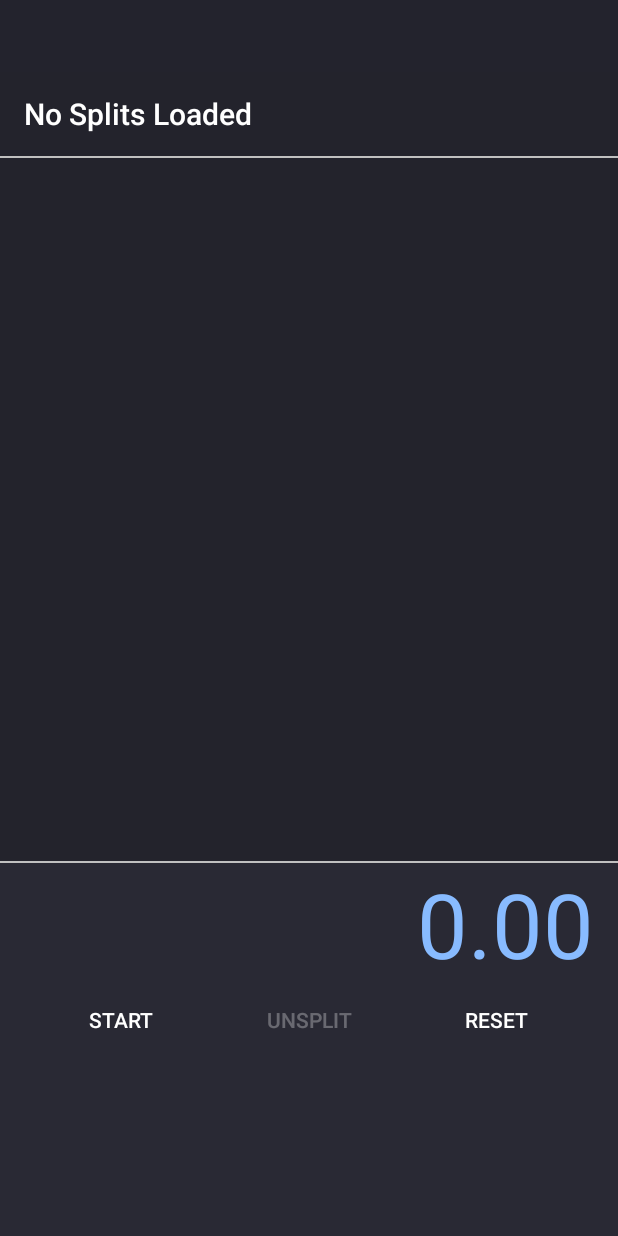
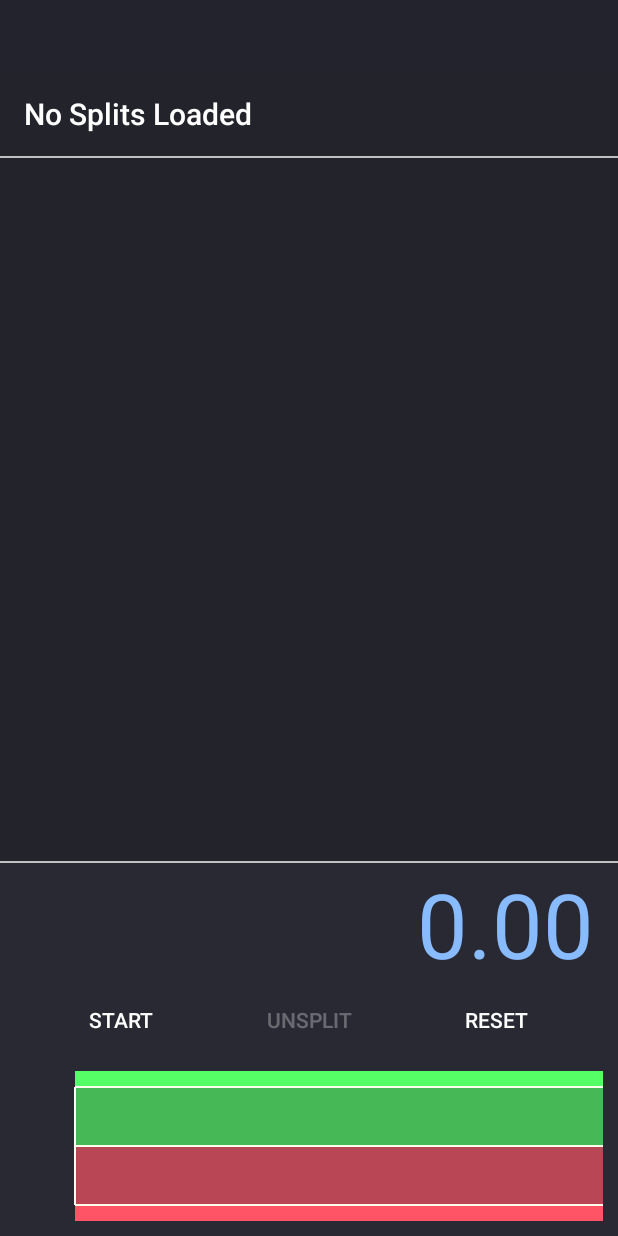
Before and after one commit to Distant/CelerySplit, an Android app: the screen it shows after launch (MainActivity), on a phone screen of 412 x 824 dp. Run offline under Robolectric (Android 15) with nearby library versions, the phone set to English and light mode, and no system bars.

Commit message:
Graph now displays when no data

```diff
--- a/celerygraph/src/main/java/bdoty/celerygraph/GraphView.java
+++ b/celerygraph/src/main/java/bdoty/celerygraph/GraphView.java
@@ -15,13 +15,13 @@ import java.util.Collections;
 import java.util.List;
 import java.util.Random;
 
-public class GraphView extends RelativeLayout implements View.OnTouchListener{
+public class GraphView extends RelativeLayout implements View.OnTouchListener {
 
     private static final int COLOR_GREEN = 0xFF55FF66;
     private static final int COLOR_RED = 0xFFFF5566;
     private static final int COLOR_DARK_GREEN = 0xAA55FF66;
     private static final int COLOR_DARK_RED = 0xAAFF5566;
-    private static final int BLUE = 0xFFFFFFEE;
+    private static final int WHITE = 0xFFFFFFEE;
 
     private List<Float> dataSet;
     private List<Float> reducedDataSet;
@@ -70,7 +70,7 @@ public class GraphView extends RelativeLayout implements View.OnTouchListener{
         super(context, attrs, defStyleAttr);
     }
 
-    public void init(List<Float> data){
+    public void init(List<Float> data) {
         this.dataSet = data;
 
         paint = new Paint();
@@ -78,7 +78,7 @@ public class GraphView extends RelativeLayout implements View.OnTouchListener{
         dataPaint.setAntiAlias(true);
         dataPaint.setStyle(Paint.Style.STROKE);
         dataPaint.setStrokeWidth(5);
-        dataPaint.setColor(BLUE);
+        dataPaint.setColor(WHITE);
 
         fillPaint = new Paint(Paint.ANTI_ALIAS_FLAG);
         fillPaint.setStyle(Paint.Style.FILL_AND_STROKE);
@@ -101,8 +101,10 @@ public class GraphView extends RelativeLayout implements View.OnTouchListener{
         //dataSet = generateData();
         reducedDataSet = new ArrayList<Float>();
 
-        if (dataSet.isEmpty()) {min = 0; max = 0;}
-        else {
+        if (dataSet.isEmpty()) {
+            min = 0;
+            max = 0;
+        } else {
             min = Collections.min(dataSet);
             if (min > 0) min = 0;
             max = Collections.max(dataSet);
@@ -119,8 +121,8 @@ public class GraphView extends RelativeLayout implements View.OnTouchListener{
         List<Float> data = new ArrayList<>();
         data.add((float) rand.nextInt(6000) - 3000);
         String string = "" + data.get(0);
-        for (int i = 1 ; i < num; i++) {
-            data.add((data.get(i-1) + (float) rand.nextInt(6000) - 3000));
+        for (int i = 1; i < num; i++) {
+            data.add((data.get(i - 1) + (float) rand.nextInt(6000) - 3000));
             string += " , " + data.get(i);
         }
         System.out.println(string);
@@ -182,7 +184,7 @@ public class GraphView extends RelativeLayout implements View.OnTouchListener{
             path.moveTo(paddingLeft, y);
 
             // DRAW BORDER
-            paint.setColor(BLUE);
+            paint.setColor(WHITE);
             dashedPath.reset();
             dashedPath.moveTo(paddingLeft, 0);
             dashedPath.lineTo(paddingLeft, getHeight());
@@ -200,7 +202,7 @@ public class GraphView extends RelativeLayout implements View.OnTouchListener{
             for (int i = 0; i < 3; i++) {
                 boolean draw = (i == 0 && max == 0) || (i == 2 && min == 0);
                 y = getHeight() - (fl[i] - min) * unitHeight - paddingBottom;
-                paint.setColor(BLUE);
+                paint.setColor(WHITE);
                 if (i == 2) {
                     fillPaint.setColor(COLOR_RED);
                     canvas.drawRect(paddingLeft, y, getWidth(), getHeight(), fillPaint);
@@ -234,12 +236,12 @@ public class GraphView extends RelativeLayout implements View.OnTouchListener{
             for (int i = 0; i < 3; i++) {
                 boolean draw = (i == 0 && max == 0) || (i == 2 && min == 0);
                 y = getHeight() - (fl[i] - min) * unitHeight - paddingBottom;
-                paint.setColor(BLUE);
+                paint.setColor(WHITE);
                 if (i == 2) {
                     textPaint.setColor(COLOR_RED);
                 }
                 if (i == 1) {
-                    textPaint.setColor(BLUE);
+                    textPaint.setColor(WHITE);
                 }
                 if (i == 0) {
                     textPaint.setColor(COLOR_GREEN);
@@ -263,15 +265,38 @@ public class GraphView extends RelativeLayout implements View.OnTouchListener{
                     canvas.drawPath(path, paint);
                 }
             }
+        } else {
+            float y = getHeight() / 2;
+
+            // DRAW COLOUR
+            fillPaint.setColor(COLOR_RED);
+            canvas.drawRect(paddingLeft, getHeight() - paddingBottom, getWidth(), getHeight(), fillPaint);
+
+            fillPaint.setColor(COLOR_GREEN);
+            canvas.drawRect(paddingLeft, 0, getWidth(), paddingTop, fillPaint);
+
+            fillPaint.setColor(COLOR_DARK_GREEN);
+            canvas.drawRect(paddingLeft, paddingTop, getWidth(), y, fillPaint);
+
+            fillPaint.setColor(COLOR_DARK_RED);
+            canvas.drawRect(paddingLeft, y, getWidth(), getHeight(), fillPaint);
+
+            // DRAW LINES
+            paint.setColor(WHITE);
+            paint.setStrokeWidth(2);
+            canvas.drawLine(paddingLeft, paddingTop, getWidth(), paddingTop, paint);
+            canvas.drawLine(paddingLeft, getHeight()-paddingBottom, getWidth(), getHeight()-paddingBottom, paint);
+            canvas.drawLine(paddingLeft, y, getWidth(), y, paint);
+            canvas.drawLine(paddingLeft, paddingTop, paddingLeft, getHeight()-paddingBottom, paint);
         }
         //drawVerticalLines(canvas, dataSet);
     }
 
-    public float toTenths(float time){
+    public float toTenths(float time) {
         int seconds = (int) (time / 1000);
         int dec = (int) (time / 100);
         dec %= 10;
-        return (seconds) + ((float)dec)/10;
+        return (seconds) + ((float) dec) / 10;
     }
 
     @Override
@@ -291,8 +316,7 @@ public class GraphView extends RelativeLayout implements View.OnTouchListener{
                     invalidate();
                 }
             }
-        }
-        else {
+        } else {
             switch (event.getAction()) {
                 case MotionEvent.ACTION_DOWN: {
                     initScrollDist = scrollDist + (int) event.getX();
@@ -317,20 +341,20 @@ public class GraphView extends RelativeLayout implements View.OnTouchListener{
     }
 
     @SuppressWarnings("unused")
-    public void notifyDataSetChanged(){
+    public void notifyDataSetChanged() {
         invalidate();
     }
 
-    public void moveToLast(){
-        move  = true;
+    public void moveToLast() {
+        move = true;
     }
 
-    public void reset(){
+    public void reset() {
         scrollDist = 0;
         invalidate();
     }
 
-    public void drawData(Canvas c, List<Float> data){
+    public void drawData(Canvas c, List<Float> data) {
 
         float prevX, prevY, x, y;
         prevX = paddingLeft - (scrollDist % segmentWidth);
@@ -348,13 +372,13 @@ public class GraphView extends RelativeLayout implements View.OnTouchListener{
 
         fillPaint.setColor(COLOR_DARK_RED);
         fillPath.moveTo(paddingLeft, getHeight() - paddingBottom);
-        fillPath.lineTo(getWidth(),getHeight() - paddingBottom);
-        fillPath.lineTo(getWidth(),zeroY);
-        fillPath.lineTo(paddingLeft,zeroY);
+        fillPath.lineTo(getWidth(), getHeight() - paddingBottom);
+        fillPath.lineTo(getWidth(), zeroY);
+        fillPath.lineTo(paddingLeft, zeroY);
         c.drawPath(fillPath, fillPaint);
         fillPath.reset();
 
-        for (int i = 1; i < data.size(); i++){
+        for (int i = 1; i < data.size(); i++) {
             x = (segmentWidth * (i)) + paddingLeft - (scrollDist % segmentWidth);
             y = getHeight() - (data.get(i) - min) * unitHeight - paddingBottom;
 
@@ -364,22 +388,22 @@ public class GraphView extends RelativeLayout implements View.OnTouchListener{
             prevY = y;
         }
 
-        paint.setColor(BLUE);
-        for (int i = 0; i < data.size(); i++){
+        paint.setColor(WHITE);
+        for (int i = 0; i < data.size(); i++) {
             x = (segmentWidth * (i)) + paddingLeft - (scrollDist % segmentWidth);
             y = getHeight() - (data.get(i) - min) * unitHeight - paddingBottom;
 
             if (data.get(i) > 0) fillPaint.setColor(COLOR_GREEN);
             else fillPaint.setColor(COLOR_RED);
-            c.drawCircle(x, y ,12, fillPaint);
-            c.drawCircle(x, y ,12, paint);
+            c.drawCircle(x, y, 12, fillPaint);
+            c.drawCircle(x, y, 12, paint);
         }
     }
 
     @SuppressWarnings("unused")
-    public void drawVerticalLines(Canvas c, List<Float> data){
-        float x,y;
-        for (int i = 0; i < data.size(); i++){
+    public void drawVerticalLines(Canvas c, List<Float> data) {
+        float x, y;
+        for (int i = 0; i < data.size(); i++) {
             x = (segmentWidth * (i + 1)) + paddingLeft - scrollDist;
             y = getHeight() - (data.get(i) - min) * unitHeight - paddingBottom;
 
```
Lines whose indentation alone changed are shown as unchanged.
